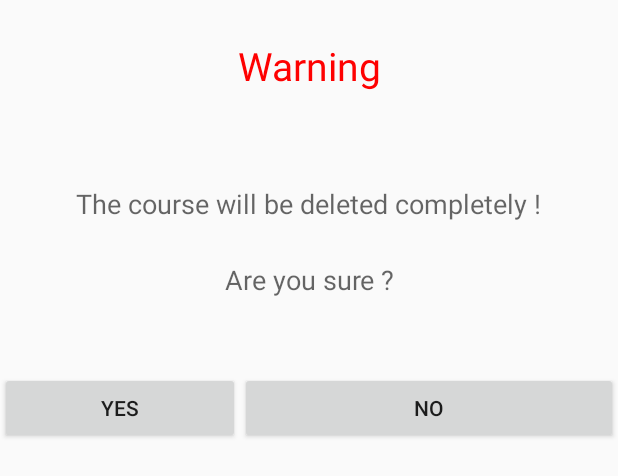
After one commit to nayakrahul/AttendenceMarker, an Android app: the layout delete_warning.xml on its own in the app's theme, with its tools: preview values and no code run, on a phone screen of 412 x 824 dp. The commit adds this screen. Shown: the top 476 px of the screen. Run offline under Robolectric (Android 15) with nearby library versions, the phone set to English and light mode, and no system bars.

Commit message:
delete warning done along with more UI channges

```diff
--- a/app/src/main/java/com/github/amitkmr/attendencemarker/MainActivity.java
+++ b/app/src/main/java/com/github/amitkmr/attendencemarker/MainActivity.java
@@ -65,7 +65,7 @@ public class MainActivity extends AppCompatActivity
                 textView.setLayoutParams(new LinearLayout.LayoutParams(pixels,
                         LinearLayout.LayoutParams.WRAP_CONTENT));
                 LinearLayout.LayoutParams lp = (LinearLayout.LayoutParams) textView.getLayoutParams();
-                lp.height = 180;
+                lp.height = 250;
                 textView.setLayoutParams(lp);
                 textView.setGravity(Gravity.CENTER_VERTICAL | Gravity.CENTER_HORIZONTAL);
                 textView.setTextSize(TypedValue.COMPLEX_UNIT_SP, 30);
@@ -82,7 +82,7 @@ public class MainActivity extends AppCompatActivity
                 perCentage.setLayoutParams(new LinearLayout.LayoutParams(pixels1,
                         LinearLayout.LayoutParams.WRAP_CONTENT));
                 LinearLayout.LayoutParams lp1 = (LinearLayout.LayoutParams) perCentage.getLayoutParams();
-                lp1.height = 180;
+                lp1.height = 250;
                 perCentage.setLayoutParams(lp1);
                 perCentage.setGravity(Gravity.CENTER_VERTICAL | Gravity.CENTER_HORIZONTAL);
                 perCentage.setTextSize(TypedValue.COMPLEX_UNIT_SP, 30);
--- /dev/null
+++ b/app/src/main/res/drawable/ic_delete_24dp.xml
@@ -0,0 +1,5 @@
+<vector android:alpha="0.31" android:height="24dp"
+    android:viewportHeight="24.0" android:viewportWidth="24.0"
+    android:width="24dp" xmlns:android="http://schemas.android.com/apk/res/android">
+    <path android:fillColor="#FF000000" android:pathData="M6,19c0,1.1 0.9,2 2,2h8c1.1,0 2,-0.9 2,-2V7H6v12zM19,4h-3.5l-1,-1h-5l-1,1H5v2h14V4z"/>
+</vector>
--- /dev/null
+++ b/app/src/main/res/drawable/time_border.xml
@@ -0,0 +1,5 @@
+<?xml version="1.0" encoding="utf-8"?>
+    <shape xmlns:android="http://schemas.android.com/apk/res/android" android:shape="rectangle" >
+        <solid android:color="#ffffff" />
+        <stroke android:width="1dip" android:color="#4fa5d5"/>
+    </shape>
--- /dev/null
+++ b/app/src/main/res/layout/delete_warning.xml
@@ -0,0 +1,60 @@
+<?xml version="1.0" encoding="utf-8"?>
+<LinearLayout xmlns:android="http://schemas.android.com/apk/res/android"
+    android:orientation="vertical" android:layout_width="match_parent"
+    android:layout_height="match_parent"
+    android:weightSum="1">
+
+    <TextView
+        android:layout_width="wrap_content"
+        android:layout_height="wrap_content"
+        android:textAppearance="?android:attr/textAppearanceLarge"
+        android:text="Warning"
+        android:id="@+id/textView8"
+        android:layout_gravity="center_horizontal"
+        android:layout_weight="0.08"
+        android:gravity="center"
+        android:textSize="26dp"
+        android:textColor="#fe0101"
+        android:layout_marginBottom="10dp" />
+
+    <TextView
+        android:layout_width="wrap_content"
+        android:layout_height="wrap_content"
+        android:textAppearance="?android:attr/textAppearanceMedium"
+        android:text="The course will be deleted completely !"
+        android:id="@+id/textView6"
+        android:layout_gravity="center_horizontal"
+        android:gravity="center"
+        android:layout_weight="0.08" />
+
+    <TextView
+        android:layout_width="wrap_content"
+        android:layout_height="wrap_content"
+        android:textAppearance="?android:attr/textAppearanceMedium"
+        android:text="Are you sure ?"
+        android:id="@+id/textView7"
+        android:layout_gravity="center_horizontal"
+        android:layout_weight="0.03"
+        android:gravity="center_horizontal"
+        android:layout_marginBottom="30dp" />
+
+    <LinearLayout
+        android:orientation="horizontal"
+        android:layout_width="match_parent"
+        android:layout_height="wrap_content">
+    <Button
+        android:layout_width="140dp"
+        android:layout_height="wrap_content"
+        android:text="yes"
+        android:id="@+id/yes"
+        android:layout_weight="0.01" />
+
+    <Button
+        android:layout_width="wrap_content"
+        android:layout_height="wrap_content"
+        android:text="no"
+        android:id="@+id/no"
+        android:layout_gravity="right"
+        android:layout_weight="0.08" />
+    </LinearLayout>
+</LinearLayout>
```
Also changed, not shown: app/src/main/java/com/github/amitkmr/attendencemarker/Attendance.java (+18 -7 lines), app/src/main/java/com/github/amitkmr/attendencemarker/Course.java (+59 -11 lines), app/src/main/java/com/github/amitkmr/attendencemarker/DeleteWarning.java (+49 -1 lines), app/src/main/res/layout/activity_fill_course.xml (+5 -5 lines).
